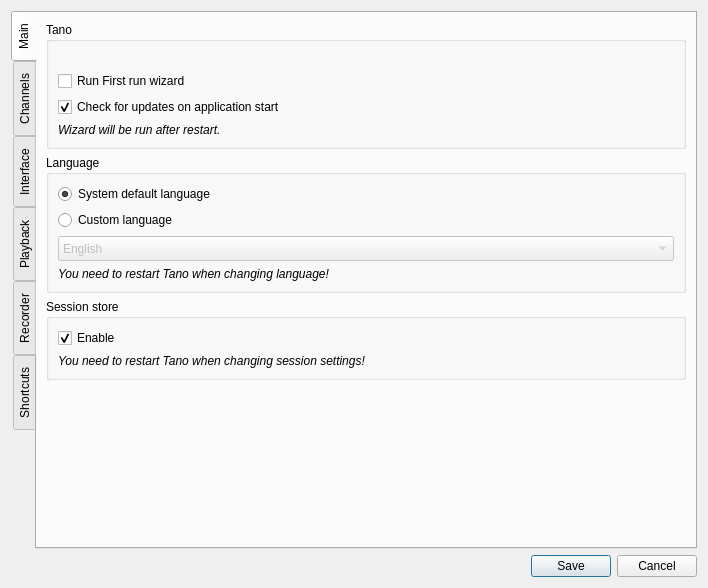
The window that src/ui/EditSettings.ui (ntadej/tano) describes before a commit, drawn with Qt 5.
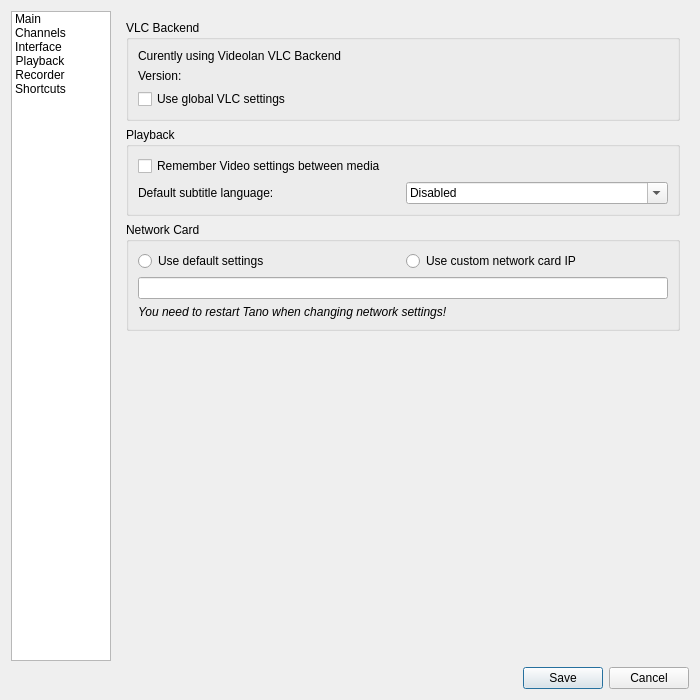
The same window after the commit. The open tabs and pages were chosen to show the change. Icons and pictures are not drawn. Custom widgets are drawn as their Qt base class.

The edit to the form file:
```diff
--- a/src/ui/EditSettings.ui
+++ b/src/ui/EditSettings.ui
@@ -6,8 +6,8 @@
    <rect>
     <x>0</x>
     <y>0</y>
-    <width>708</width>
-    <height>588</height>
+    <width>700</width>
+    <height>700</height>
    </rect>
   </property>
   <property name="minimumSize">
@@ -25,18 +25,129 @@
   </property>
   <layout class="QVBoxLayout" name="verticalLayout">
    <item>
-    <widget class="QTabWidget" name="settingsTabs">
-     <property name="tabPosition">
-      <enum>QTabWidget::West</enum>
-     </property>
+    <layout class="QHBoxLayout" name="mainLayout">
+     <item>
+      <widget class="QListWidget" name="setttingsListWidget">
+       <property name="maximumSize">
+        <size>
+         <width>100</width>
+         <height>16777215</height>
+        </size>
+       </property>
+       <property name="horizontalScrollBarPolicy">
+        <enum>Qt::ScrollBarAlwaysOff</enum>
+       </property>
+       <property name="editTriggers">
+        <set>QAbstractItemView::NoEditTriggers</set>
+       </property>
+       <property name="iconSize">
+        <size>
+         <width>64</width>
+         <height>64</height>
+        </size>
+       </property>
+       <property name="textElideMode">
+        <enum>Qt::ElideNone</enum>
+       </property>
+       <property name="movement">
+        <enum>QListView::Static</enum>
+       </property>
+       <property name="layoutMode">
+        <enum>QListView::SinglePass</enum>
+       </property>
+       <property name="spacing">
+        <number>10</number>
+       </property>
+       <property name="viewMode">
+        <enum>QListView::IconMode</enum>
+       </property>
+       <property name="wordWrap">
+        <bool>true</bool>
+       </property>
+       <property name="selectionRectVisible">
+        <bool>true</bool>
+       </property>
+       <item>
+        <property name="text">
+         <string>Main</string>
+        </property>
+        <property name="textAlignment">
+         <set>AlignHCenter|AlignVCenter|AlignCenter</set>
+        </property>
+        <property name="icon">
+         <iconset resource="images.qrc">
+          <normaloff>:/icons/images/settings.png</normaloff>:/icons/images/settings.png</iconset>
+        </property>
+       </item>
+       <item>
+        <property name="text">
+         <string>Channels</string>
+        </property>
+        <property name="textAlignment">
+         <set>AlignHCenter|AlignVCenter|AlignCenter</set>
+        </property>
+        <property name="icon">
+         <iconset resource="images.qrc">
+          <normaloff>:/icons/images/edit.png</normaloff>:/icons/images/edit.png</iconset>
+        </property>
+       </item>
+       <item>
+        <property name="text">
+         <string>Interface</string>
+        </property>
+        <property name="textAlignment">
+         <set>AlignHCenter|AlignVCenter|AlignCenter</set>
+        </property>
+        <property name="icon">
+         <iconset resource="images.qrc">
+          <normaloff>:/icons/images/win.png</normaloff>:/icons/images/win.png</iconset>
+        </property>
+       </item>
+       <item>
+        <property name="text">
+         <string>Playback</string>
+        </property>
+        <property name="textAlignment">
+         <set>AlignHCenter|AlignVCenter|AlignCenter</set>
+        </property>
+        <property name="icon">
+         <iconset resource="images.qrc">
+          <normaloff>:/icons/images/playback.png</normaloff>:/icons/images/playback.png</iconset>
+        </property>
+       </item>
+       <item>
+        <property name="text">
+         <string>Recorder</string>
+        </property>
+        <property name="textAlignment">
+         <set>AlignHCenter|AlignVCenter|AlignCenter</set>
+        </property>
+        <property name="icon">
+         <iconset resource="images.qrc">
+          <normaloff>:/icons/images/recorder.png</normaloff>:/icons/images/recorder.png</iconset>
+        </property>
+       </item>
+       <item>
+        <property name="text">
+         <string>Shortcuts</string>
+        </property>
+        <property name="textAlignment">
+         <set>AlignHCenter|AlignVCenter|AlignCenter</set>
+        </property>
+        <property name="icon">
+         <iconset resource="images.qrc">
+          <normaloff>:/icons/images/keyboard.png</normaloff>:/icons/images/keyboard.png</iconset>
+        </property>
+       </item>
+      </widget>
+     </item>
+     <item>
+      <widget class="QStackedWidget" name="settingsWidget">
      <property name="currentIndex">
       <number>0</number>
      </property>
-     <widget class="QWidget" name="tabMain">
-      <attribute name="title">
-       <string>Main</string>
-      </attribute>
-      <layout class="QVBoxLayout" name="verticalLayout_4">
+       <widget class="QWidget" name="pageMain">
+        <layout class="QVBoxLayout" name="verticalLayout_18">
        <item>
         <widget class="QGroupBox" name="tanoBox">
          <property name="title">
@@ -203,18 +314,15 @@
          <property name="sizeHint" stdset="0">
           <size>
            <width>20</width>
-           <height>40</height>
+             <height>156</height>
           </size>
          </property>
         </spacer>
        </item>
       </layout>
      </widget>
-     <widget class="QWidget" name="tabPlaylist">
-      <attribute name="title">
-       <string>Channels</string>
-      </attribute>
-      <layout class="QVBoxLayout" name="verticalLayout_14">
+       <widget class="QWidget" name="pageChannels">
+        <layout class="QVBoxLayout" name="verticalLayout_19">
        <item>
         <widget class="QGroupBox" name="defaultPlaylistBox">
          <property name="title">
@@ -352,11 +460,8 @@
        </item>
       </layout>
      </widget>
-     <widget class="QWidget" name="tabGui">
-      <attribute name="title">
-       <string>Interface</string>
-      </attribute>
-      <layout class="QVBoxLayout" name="verticalLayout_8">
+       <widget class="QWidget" name="pageInterface">
+        <layout class="QVBoxLayout" name="verticalLayout_20">
        <item>
         <widget class="QGroupBox" name="guiMainBox">
          <property name="title">
@@ -474,11 +579,8 @@
        </item>
       </layout>
      </widget>
-     <widget class="QWidget" name="tabVlc">
-      <attribute name="title">
-       <string>Playback</string>
-      </attribute>
-      <layout class="QVBoxLayout" name="verticalLayout_16">
+       <widget class="QWidget" name="pagePlayback">
+        <layout class="QVBoxLayout" name="verticalLayout_21">
        <item>
         <widget class="QGroupBox" name="vlcBox">
          <property name="title">
@@ -529,6 +631,66 @@
          </layout>
         </widget>
        </item>
+         <item>
+          <widget class="QGroupBox" name="playbackBox">
+           <property name="title">
+            <string>Playback</string>
+           </property>
+           <layout class="QGridLayout" name="gridLayout">
+            <item row="0" column="0">
+             <widget class="QCheckBox" name="checkVideoSettings">
+              <property name="text">
+               <string>Remember Video settings between media</string>
+              </property>
+             </widget>
+            </item>
+            <item row="1" column="0">
+             <widget class="QLabel" name="labelLSub">
+              <property name="text">
+               <string>Default subtitle language:</string>
+              </property>
+             </widget>
+            </item>
+            <item row="1" column="1">
+             <widget class="QComboBox" name="comboSub">
+              <property name="editable">
+               <bool>true</bool>
+              </property>
+              <item>
+               <property name="text">
+                <string>Disabled</string>
+               </property>
+              </item>
+              <item>
+               <property name="text">
+                <string notr="true">English</string>
+               </property>
+              </item>
+              <item>
+               <property name="text">
+                <string notr="true">Slovenščina / Slovenian </string>
+               </property>
+              </item>
+              <item>
+               <property name="text">
+                <string notr="true">Deutsch / German</string>
+               </property>
+              </item>
+              <item>
+               <property name="text">
+                <string notr="true">Hrvatski / Croatian</string>
+               </property>
+              </item>
+              <item>
+               <property name="text">
+                <string>Other</string>
+               </property>
+              </item>
+             </widget>
+            </item>
+           </layout>
+          </widget>
+         </item>
        <item>
         <widget class="QGroupBox" name="networkBox">
          <property name="title">
@@ -581,11 +743,8 @@
        </item>
       </layout>
      </widget>
-     <widget class="QWidget" name="tabRecorder">
-      <attribute name="title">
-       <string>Recorder</string>
-      </attribute>
-      <layout class="QVBoxLayout" name="verticalLayout_7">
+       <widget class="QWidget" name="pageRecorder">
+        <layout class="QVBoxLayout" name="verticalLayout_22">
        <item>
         <widget class="QCheckBox" name="checkRecorder">
          <property name="text">
@@ -662,11 +821,8 @@
        </item>
       </layout>
      </widget>
-     <widget class="QWidget" name="tabShortcuts">
-      <attribute name="title">
-       <string>Shortcuts</string>
-      </attribute>
-      <layout class="QVBoxLayout" name="verticalLayout_3">
+       <widget class="QWidget" name="pageShortcuts">
+        <layout class="QVBoxLayout" name="verticalLayout_23">
        <item>
         <widget class="QTableWidget" name="shortcutsWidget">
          <property name="horizontalScrollBarPolicy">
@@ -987,6 +1143,8 @@
      </widget>
     </widget>
    </item>
+    </layout>
+   </item>
    <item>
     <widget class="QDialogButtonBox" name="buttonBox">
      <property name="standardButtons">
```
Left out of the diff: 20 changed lines with no effect on the pictures. Lines whose indentation alone changed are shown as unchanged.
